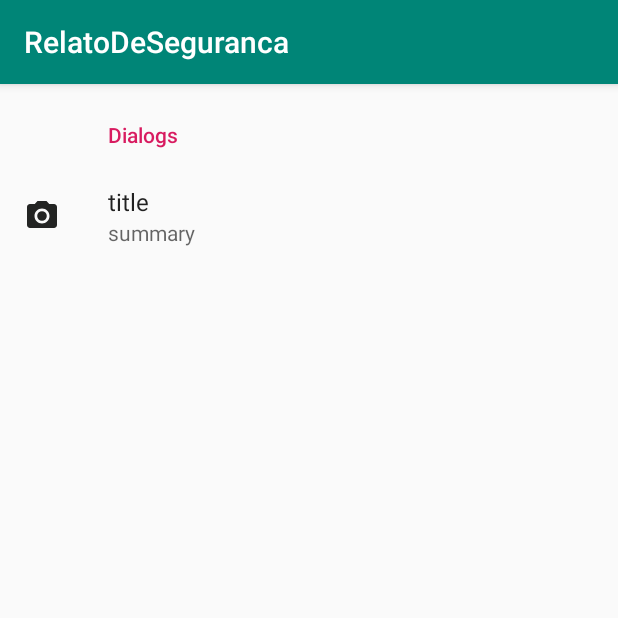
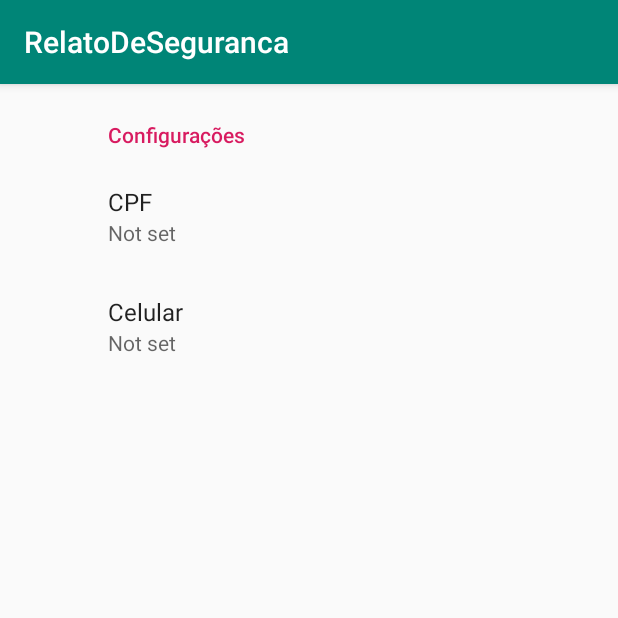
Before and after one commit to Slizel/WebviewBridge, an Android app: the SettingsActivity screen opened directly, with no data from a screen before it, on a phone screen of 412 x 824 dp, the top half of it. Run offline under Robolectric (Android 15) with nearby library versions, the phone set to English and light mode, and no system bars; our stand-ins replace androidx.preference.

Commit message:
Criação do sharedpreference dialog de senha

```diff
--- a/app/build.gradle
+++ b/app/build.gradle
@@ -51,4 +51,9 @@ dependencies {
     implementation 'androidx.preference:preference:1.1.0-rc01'
     implementation 'androidx.preference:preference:1.1.0-beta01'
 
+
+    // material dialogs
+    def matieral_dialogs_version = "3.1.1"
+    implementation "com.afollestad.material-dialogs:core:$matieral_dialogs_version"
+
 }
--- a/app/src/main/java/faridnet/com/relatodeseguranca/SettingsActivity.kt
+++ b/app/src/main/java/faridnet/com/relatodeseguranca/SettingsActivity.kt
@@ -1,12 +1,62 @@
 package faridnet.com.relatodeseguranca
 
+import android.os.Build
 import androidx.appcompat.app.AppCompatActivity
 import android.os.Bundle
+import android.view.LayoutInflater
+import android.widget.Toast
+import androidx.annotation.RequiresApi
+import androidx.appcompat.app.AlertDialog
+import kotlinx.android.synthetic.main.login_dialog.view.*
+import java.time.LocalDateTime
+import java.time.format.DateTimeFormatter
 
 class SettingsActivity : AppCompatActivity() {
 
+    @RequiresApi(Build.VERSION_CODES.O)
     override fun onCreate(savedInstanceState: Bundle?) {
         super.onCreate(savedInstanceState)
+
+
+        val mDialogView = LayoutInflater.from(this).inflate(R.layout.login_dialog, null)
+        //AlertDialogBuilder
+        val mBuilder = AlertDialog.Builder(this)
+            .setView(mDialogView)
+            .setTitle("Digite a Senha")
+        //show dialog
+        val  mAlertDialog = mBuilder.show()
+
+        mDialogView.dialogLoginBtn.setOnClickListener {
+            //dismiss dialog
+
+            val current = LocalDateTime.now()
+            var formatter = DateTimeFormatter.ofPattern("MM")
+
+            val mes = current.format(formatter).toInt()
+            formatter = DateTimeFormatter.ofPattern("dd")
+            val dia = current.format(formatter).toInt()
+
+            val senha =  (dia + 20).toString() + (mes + 11).toString()
+
+
+
+            //get text from EditTexts of custom layout
+            val password = mDialogView.dialogPasswEt.text.toString()
+            //set the input text in TextView
+            //mainInfoTv.setText("Password: "+ password)
+
+            if (password == senha){
+                mAlertDialog.dismiss()
+            }else{
+                Toast.makeText(this,"Senha Inválida!", Toast.LENGTH_SHORT).show()
+            }
+
+
+
+        }
+
+
+
         setContentView(R.layout.activity_settings)
 
         supportFragmentManager
--- a/app/src/main/res/xml/preferences.xml
+++ b/app/src/main/res/xml/preferences.xml
@@ -1,21 +1,24 @@
 <androidx.preference.PreferenceScreen xmlns:app="http://schemas.android.com/apk/res-auto"
     xmlns:android="http://schemas.android.com/apk/res/android">
 
+    <PreferenceCategory
+        android:title="Configurações">
 
-    <PreferenceCategory
-        android:title="Dialogs">
+        <EditTextPreference
+            android:key="sharedCPF"
+            android:title="CPF"
+            android:summary="Digite o CPF"
+            android:dialogMessage="Digite o CPF"
+            app:useSimpleSummaryProvider="true"
+            android:dialogTitle="CPF"/>
 
-        <Preference
-            android:key="preference_key"
-            android:title="title"
-            android:summary="summary"
-            android:icon="@drawable/ic_camera_alt_black_24dp"
-            app:singleLineTitle="true"
-            />
+        <EditTextPreference
+            android:key="sharedCelular"
+            android:title="Celular"
+            android:summary="Digite o número do celular"
+            android:dialogMessage="Digite o numero do celular"
+            app:useSimpleSummaryProvider="true"
+            android:dialogTitle="Número do Celular"/>
 
     </PreferenceCategory>
-
-
-
-
 </androidx.preference.PreferenceScreen>
```
Also changed, not shown: app/src/main/java/faridnet/com/relatodeseguranca/WebViewActivity.kt (+24 -4 lines), app/src/main/res/layout/login_dialog.xml (added, +30 -0 lines).
